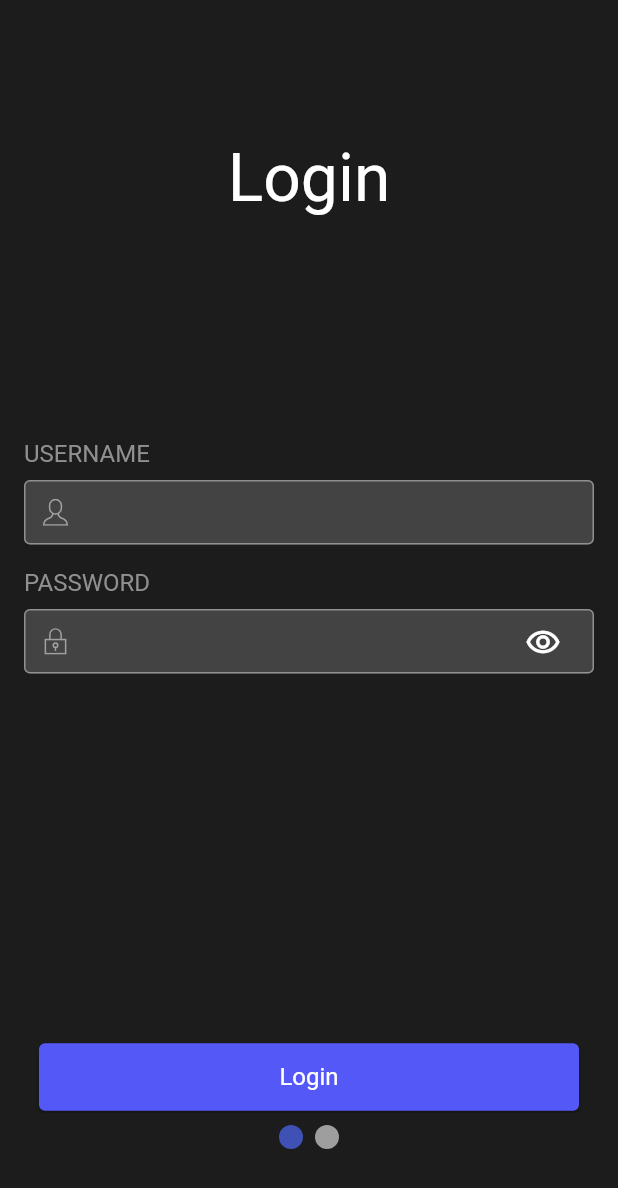
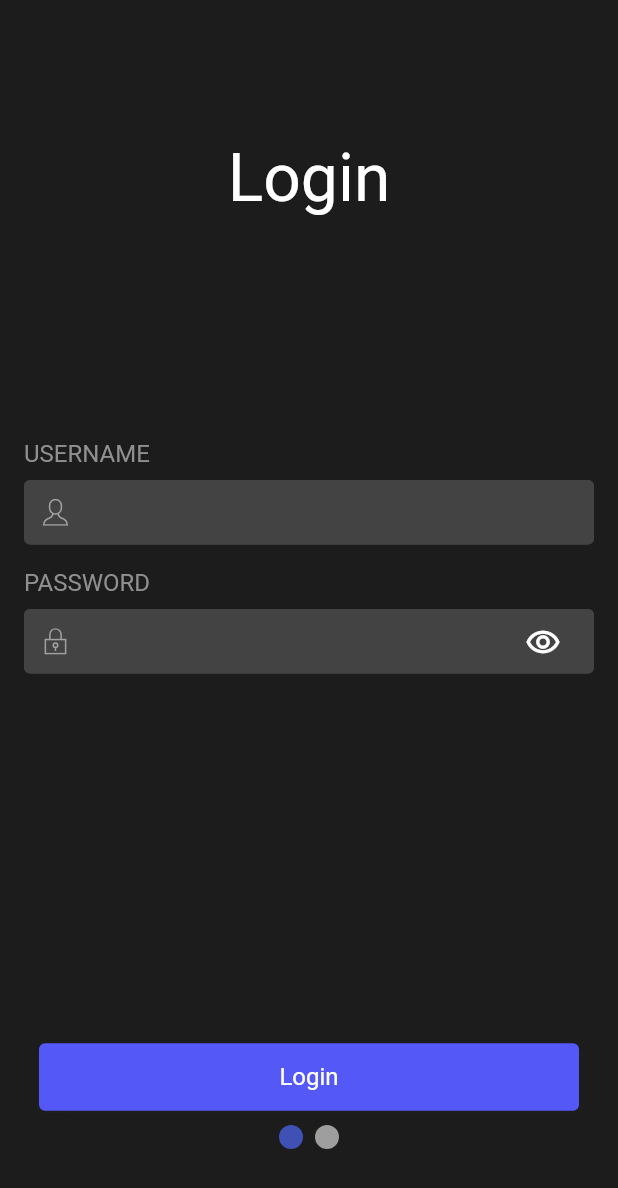
Before and after one commit to Demphait/single-house-flutter, a Flutter app: the screen it shows after launch, on a phone screen of 412 x 824 dp. Shown: the top 1188 px of the screen. Run offline on Flutter 3.47's test engine with Material 2 defaults, Android fonts, the light colour scheme and no system bars; drawn by our look-alikes of smooth_page_indicator; our stand-ins replace bloc, dio, firebase_core, firebase_crashlytics, flutter_bloc, flutter_svg and 2 more; accounts and stored records are empty.

Commit message:
fix: fixed some bugs in themes

```diff
--- a/lib/utils/theme_provider.dart
+++ b/lib/utils/theme_provider.dart
@@ -20,6 +20,7 @@ class AppThemes {
         selectedRowColor: AppColors.dividingLine,
         primaryColorLight: AppColors.darkGrey,
         canvasColor: AppColors.lightBlack,
+        shadowColor: AppColors.lightBlack,
         textTheme: TextTheme(
           bodyLarge: AppTextStyles.smallTextStyle.grey,
           titleLarge: AppTextStyles.largeTextStyle.grey,
@@ -44,6 +45,7 @@ class AppThemes {
         selectedRowColor: AppColors.white,
         primaryColorLight: AppColors.secondGrey,
         canvasColor: AppColors.white,
+        shadowColor: AppColors.grey,
         textTheme: TextTheme(
           bodyLarge: AppTextStyles.smallTextStyle.grey,
           titleLarge: AppTextStyles.largeTextStyle.mediumGrey,
--- a/lib/widgets/app_textfield.dart
+++ b/lib/widgets/app_textfield.dart
@@ -79,16 +79,16 @@ class _AppTextFieldState extends State<AppTextField> {
                   errorStyle: const TextStyle(height: 0, fontSize: 0),
                   labelStyle: Theme.of(context).textTheme.headlineMedium,
                   enabledBorder: OutlineInputBorder(
-                    borderSide: BorderSide(color: AppColors.grey, width: 1),
+                    borderSide: BorderSide(color: Theme.of(context).shadowColor, width: 1),
                   ),
                   focusedBorder: OutlineInputBorder(
-                    borderSide: BorderSide(color: AppColors.grey, width: 1),
+                    borderSide: BorderSide(color: Theme.of(context).shadowColor, width: 1),
                   ),
                   errorBorder: OutlineInputBorder(
-                    borderSide: BorderSide(color: AppColors.grey, width: 1),
+                    borderSide: BorderSide(color: Theme.of(context).shadowColor, width: 1),
                   ),
                   focusedErrorBorder: OutlineInputBorder(
-                    borderSide: BorderSide(color: AppColors.grey, width: 1),
+                    borderSide: BorderSide(color: Theme.of(context).shadowColor, width: 1),
                   ),
                 ),
               ),
```
